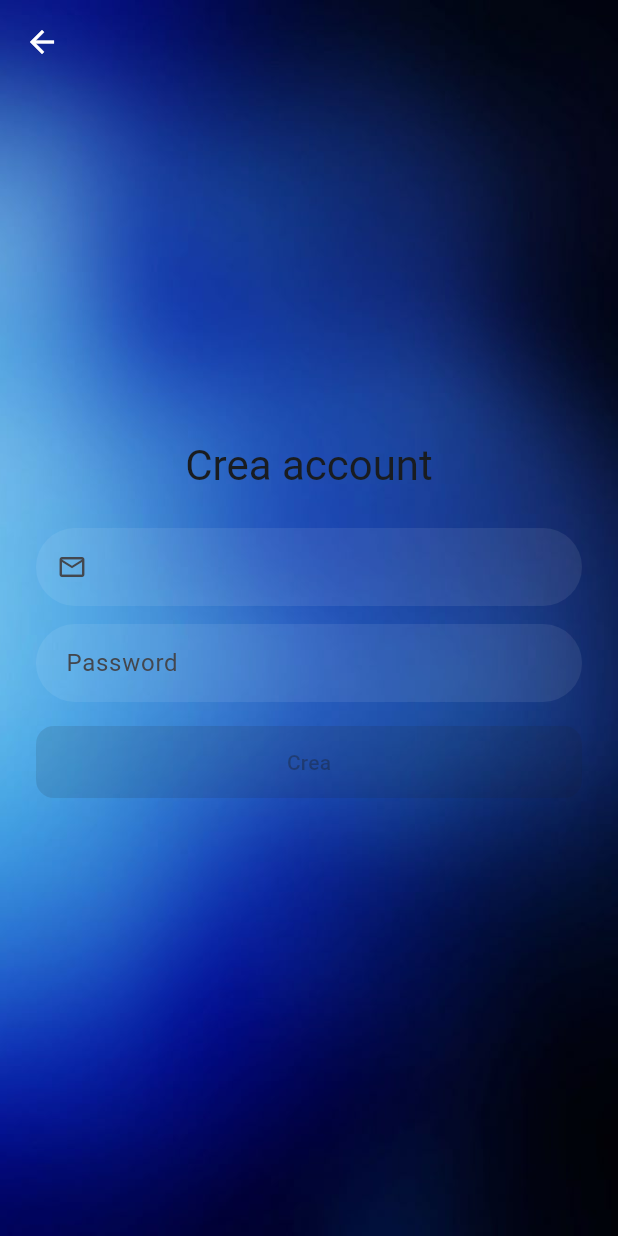
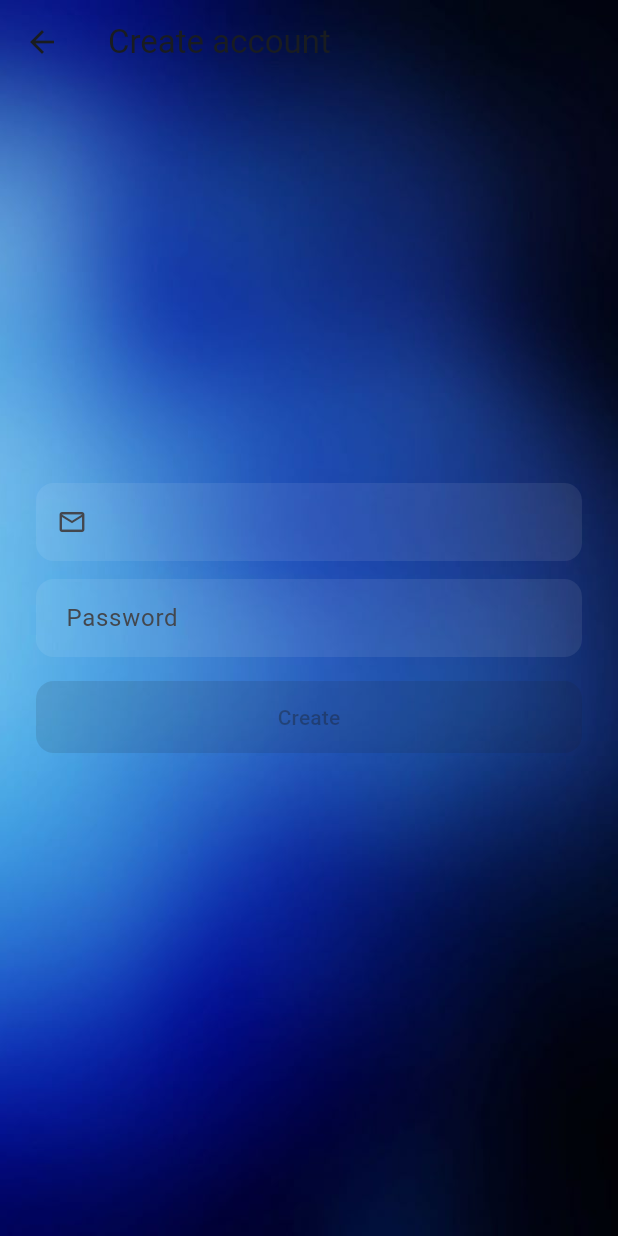
Before and after one commit to kwezeee/freetime-flutter, a Flutter app: the AuthPasswordScreen screen opened directly with empty values, on a phone screen of 412 x 824 dp. Run offline on Flutter 3.47's test engine with Material 3 defaults, Android fonts, the phone set to English and light mode, and no system bars; drawn by our look-alikes of figma_squircle; our stand-ins replace dio, flutter_secure_storage, google_sign_in, sign_in_button; accounts and stored records are empty.

Commit message:
Refactor UI components and add AppTheme utility
Introduced a new AppTheme utility for consistent theming and squircle shapes across the app. Refactored input fields and buttons to use squircle borders and updated text labels for better clarity. Improved state management and validation logic in authentication screens. Minor code cleanups and widget improvements for maintainability.

```diff
--- a/lib/main.dart
+++ b/lib/main.dart
@@ -9,10 +9,8 @@ void main() {
   runApp(
     MultiProvider(
       providers: [
-        // Repo: logica di rete / token
-        Provider<AuthRepository>(create: (_) => AuthRepository()),
-        // State-manager (facoltativo ma consigliato)
-        ChangeNotifierProvider(create: (_) => AuthProvider()),
+        Provider<AuthRepository>(create: (_) => AuthRepository(), lazy: true),
+        ChangeNotifierProvider(create: (_) => AuthProvider(), lazy: true),
       ],
       child: const MyApp(),
     ),
--- a/lib/screens/auth_password_screen.dart
+++ b/lib/screens/auth_password_screen.dart
@@ -1,14 +1,22 @@
 import 'package:dio/dio.dart';
+import 'package:figma_squircle/figma_squircle.dart';
 import 'package:flutter/material.dart';
 import 'package:provider/provider.dart';
+
 import '../provider/auth_provider.dart';
+import '../utilities/app_theme.dart';
 import '../widgets/continue_button.dart';
 import '../widgets/homepage.dart';
 
 class AuthPasswordScreen extends StatefulWidget {
+  const AuthPasswordScreen({
+    super.key,
+    required this.email,
+    required this.isLogin,
+  });
+
   final String email;
   final bool isLogin;
-  const AuthPasswordScreen({super.key, required this.email, required this.isLogin});
 
   @override
   State<AuthPasswordScreen> createState() => _AuthPasswordScreenState();
@@ -16,13 +24,14 @@ class AuthPasswordScreen extends StatefulWidget {
 
 class _AuthPasswordScreenState extends State<AuthPasswordScreen> {
   final _pwdCtrl = TextEditingController();
-  bool _enabled = false;
   bool _loading = false;
+
+  bool get _enabled => _pwdCtrl.text.trim().length >= 6 && !_loading;
 
   @override
   void initState() {
     super.initState();
-    _pwdCtrl.addListener(() => setState(() => _enabled = _pwdCtrl.text.length >= 6));
+    _pwdCtrl.addListener(() => setState(() {}));
   }
 
   @override
@@ -31,9 +40,26 @@ class _AuthPasswordScreenState extends State<AuthPasswordScreen> {
     super.dispose();
   }
 
+  // ------------------------------------------------------------
+  // UI helper: vetro bianco 20 % con padding uniforme
+  // ------------------------------------------------------------
+  InputDecoration _glassDecoration({String? hint, Widget? prefixIcon}) {
+    return InputDecoration(
+      hintText: hint,
+      prefixIcon: prefixIcon,
+      filled: true,
+      fillColor: Colors.white.withAlpha(20),
+      border: InputBorder.none,
+      contentPadding:
+      const EdgeInsets.symmetric(horizontal: 16, vertical: 14),
+    );
+  }
+
   Future<void> _submit() async {
+    if (!_enabled) return;
     setState(() => _loading = true);
     final auth = context.read<AuthProvider>();
+
     try {
       if (widget.isLogin) {
         await auth.login(widget.email, _pwdCtrl.text.trim());
@@ -43,21 +69,15 @@ class _AuthPasswordScreenState extends State<AuthPasswordScreen> {
       if (!mounted) return;
       Navigator.of(context).pushAndRemoveUntil(
         MaterialPageRoute(builder: (_) => const HomePage()),
-            (route) => false,
+            (_) => false,
       );
     } on DioException catch (e) {
-      late final String msg;
-      switch (e.response?.statusCode) {
-        case 409:
-          msg = 'E‑mail già in uso';
-          break;
-        case 401:
-        case 404:
-          msg = 'Credenziali non valide';
-          break;
-        default:
-          msg = 'Errore, riprova';
-      }
+      final code = e.response?.statusCode;
+      final msg = switch (code) {
+        409 => 'E-mail already used',
+        401 || 404 => 'Invalid credentials',
+        _ => 'Error, try again',
+      };
       _toast(msg);
     } finally {
       if (mounted) setState(() => _loading = false);
@@ -69,14 +89,18 @@ class _AuthPasswordScreenState extends State<AuthPasswordScreen> {
 
   @override
   Widget build(BuildContext context) {
-    final title = widget.isLogin ? 'Accedi' : 'Crea account';
+    final title = widget.isLogin ? 'Sign in' : 'Create account';
+
     return Scaffold(
+      // 🔑 stesse impostazioni della LoginScreen
       backgroundColor: Colors.transparent,
       extendBodyBehindAppBar: true,
+
       appBar: AppBar(
+        backgroundColor: Colors.transparent,
         elevation: 0,
-        backgroundColor: Colors.transparent,
-        leading: const BackButton(color: Colors.white),
+        leading: const BackButton(),
+        title: Text(title),
       ),
       body: Center(
         child: SingleChildScrollView(
@@ -84,42 +108,47 @@ class _AuthPasswordScreenState extends State<AuthPasswordScreen> {
           child: Column(
             mainAxisSize: MainAxisSize.min,
             children: [
-              Text(title, style: Theme.of(context).textTheme.headlineMedium),
-              const SizedBox(height: 24),
-              // e‑mail (readonly) so the user always sees what was typed
-              TextField(
-                readOnly: true,
-                controller: TextEditingController(text: widget.email),
-                decoration: InputDecoration(
-                  prefixIcon: const Icon(Icons.mail_outline, size: 20),
-                  filled: true,
-                  fillColor: Colors.white.withAlpha(20),
-                  border:  SquircleBorder(side: BorderSide.none),
-                  contentPadding: const EdgeInsets.symmetric(horizontal: 16, vertical: 14),
+              // E-mail readonly (squircle vetro)
+              ClipSmoothRect(
+                radius: AppTheme.radius,
+                child: TextFormField(
+                  readOnly: true,
+                  initialValue: widget.email,
+                  decoration: _glassDecoration(
+                    prefixIcon: const Icon(Icons.mail_outline, size: 20),
+                  ),
                 ),
               ),
+
               const SizedBox(height: 12),
-              TextField(
-                controller: _pwdCtrl,
-                obscureText: true,
-                decoration: InputDecoration(
-                  hintText: 'Password',
-                  filled: true,
-                  fillColor: Colors.white.withAlpha(20),
-                  border:  SquircleBorder(side: BorderSide.none),
-                  contentPadding: const EdgeInsets.symmetric(horizontal: 16, vertical: 14),
+
+              // Password (squircle vetro)
+              ClipSmoothRect(
+                radius: AppTheme.radius,
+                child: TextFormField(
+                  controller: _pwdCtrl,
+                  obscureText: true,
+                  autofillHints: [
+                    widget.isLogin
+                        ? AutofillHints.password
+                        : AutofillHints.newPassword
+                  ],
+                  decoration: _glassDecoration(hint: 'Password'),
                 ),
               ),
+
               const SizedBox(height: 16),
+
+              // Pulsante primario
               ContinueButton(
-                enabled: _enabled && !_loading,
+                enabled: _enabled,
                 onPressed: _enabled ? _submit : null,
                 child: _loading
                     ? const SizedBox.square(
                   dimension: 18,
-                  child: CircularProgressIndicator(strokeWidth: 2, valueColor: AlwaysStoppedAnimation(Colors.white)),
+                  child: CircularProgressIndicator(strokeWidth: 2),
                 )
-                    : Text(widget.isLogin ? 'Accedi' : 'Crea'),
+                    : Text(widget.isLogin ? 'Sign in' : 'Create'),
               ),
             ],
           ),
@@ -128,11 +157,3 @@ class _AuthPasswordScreenState extends State<AuthPasswordScreen> {
     );
   }
 }
-
-//--------------------------------------------------
-// Helper: Figma squircle shape
-//--------------------------------------------------
-class SquircleBorder extends OutlineInputBorder {
-   SquircleBorder({BorderSide side = BorderSide.none})
-      : super(borderRadius: BorderRadius.all(Radius.circular(28)), borderSide: side);
-}
--- a/lib/widgets/continue_button.dart
+++ b/lib/widgets/continue_button.dart
@@ -1,16 +1,18 @@
+import 'package:figma_squircle/figma_squircle.dart';
 import 'package:flutter/material.dart';
+import '../utilities/app_theme.dart';
 
 class ContinueButton extends StatelessWidget {
-  final bool enabled;
-  final VoidCallback? onPressed;
-  final Widget child;          // ← nuovo parametro
-
   const ContinueButton({
     super.key,
     required this.enabled,
-    required this.child,       // ← obbligatorio
+    required this.child,
     this.onPressed,
   });
+
+  final bool enabled;
+  final Widget child;
+  final VoidCallback? onPressed;
 
   @override
   Widget build(BuildContext context) {
@@ -23,11 +25,9 @@ class ContinueButton extends StatelessWidget {
           backgroundColor: const Color(0xFF0055FE),
           shadowColor: const Color(0xFF0055FE).withAlpha(80),
           elevation: enabled ? 12 : 0,
-          shape: RoundedRectangleBorder(
-            borderRadius: BorderRadius.circular(12), // Figma squircle
-          ),
+          shape: SmoothRectangleBorder(borderRadius: AppTheme.radius),
         ),
-        child: child,            // ← usa il widget passato (testo o loader)
+        child: child,
       ),
     );
   }
```
Also changed, not shown: lib/screens/login_screen.dart (+10 -16 lines), lib/utilities/app_theme.dart (added, +59 -0 lines), lib/widgets/email_input.dart (+10 -7 lines), lib/widgets/homepage.dart (+5 -5 lines), pubspec.lock, 1 other file.
